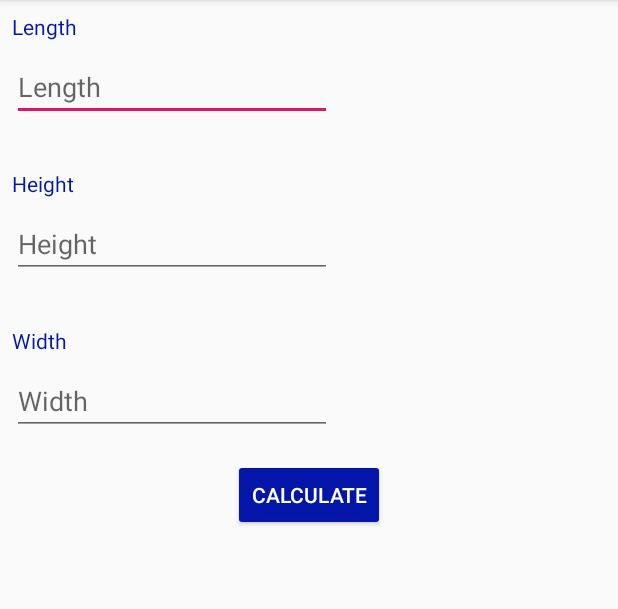
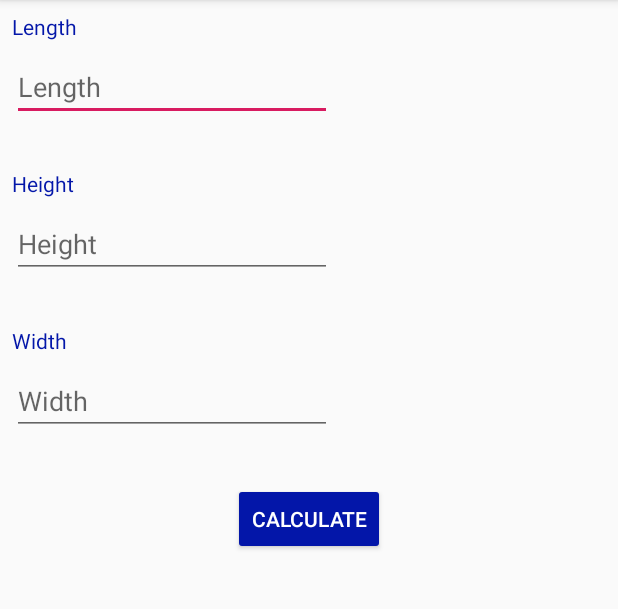
Before and after one commit to teddsords/aula-poo, an Android app: the screen it shows after launch (MainActivity), on a phone screen of 412 x 824 dp, the part 84-693 px from its top. Run offline under Robolectric (Android 15) with nearby library versions, the phone set to English and light mode, and no system bars.

Commit message:
Contacts and calculator done

```diff
--- a/03-calculadora/app/src/main/res/layout/activity_main.xml
+++ b/03-calculadora/app/src/main/res/layout/activity_main.xml
@@ -80,7 +80,7 @@
         android:layout_width="wrap_content"
         android:layout_height="wrap_content"
         android:layout_marginStart="8dp"
-        android:layout_marginTop="16dp"
+        android:layout_marginTop="32dp"
         android:layout_marginEnd="8dp"
         android:backgroundTint="@color/background"
         android:onClick="Calculate"
```
